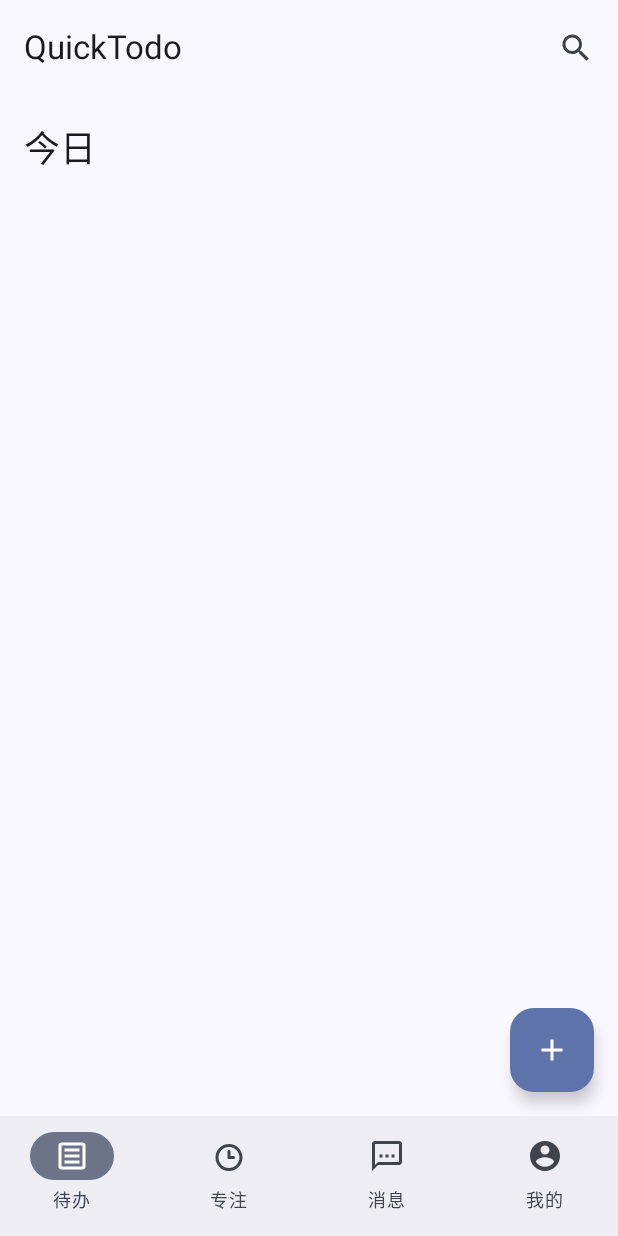
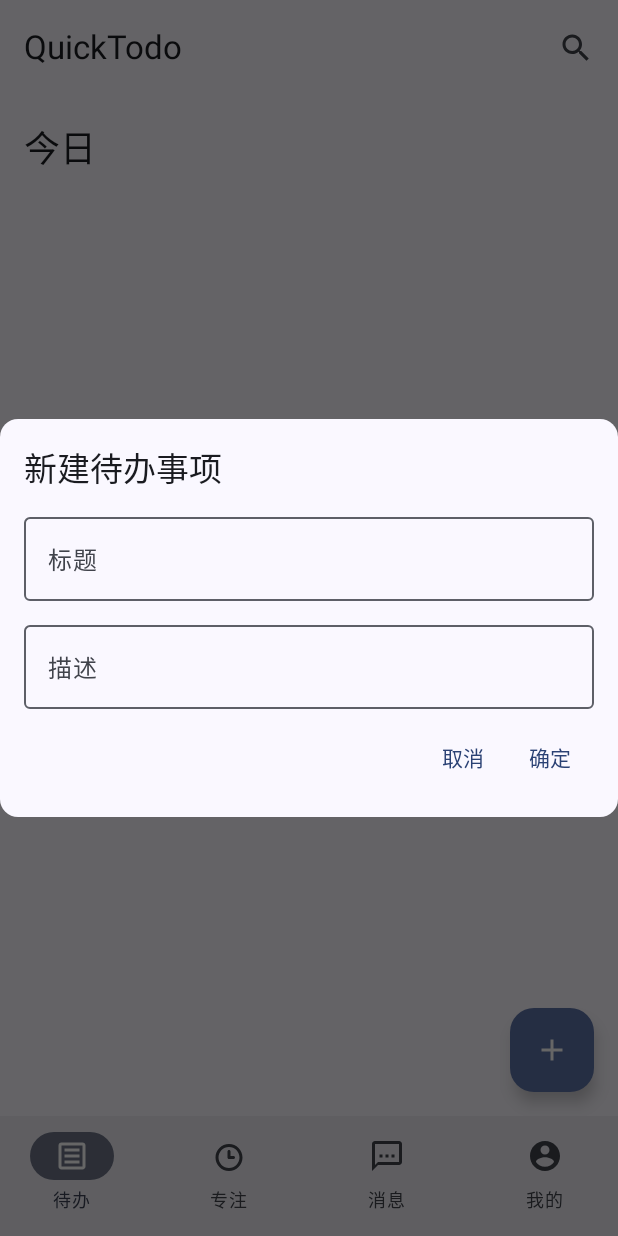
Before and after one commit to xfei33/QuickTodo, an Android app built with Jetpack Compose: the MainScreen screen opened through its navigation route, after a tap on "Add Todo", on a phone screen of 412 x 824 dp. Run offline under Robolectric (Android 15) with nearby library versions, the phone set to English and light mode, and no system bars; our stand-ins replace Dagger/Hilt's generated code, Room's generated code.

Commit message:
feat(ui): 新增新建待办事项对话框功能

```diff
--- a/app/src/main/java/com/xfei33/quicktodo/ui/main/MainScreen.kt
+++ b/app/src/main/java/com/xfei33/quicktodo/ui/main/MainScreen.kt
@@ -27,7 +27,7 @@ fun MainScreen() {
             startDestination = "todo",
             modifier = Modifier.padding(innerPadding)
         ) {
-            composable("todo") { TodoScreen(navController) }
+            composable("todo") { TodoScreen() }
             composable("focus") { FocusScreen(navController) }
             composable("message") { MessageScreen(navController) }
             composable("profile") { ProfileScreen(navController) }
--- /dev/null
+++ b/app/src/main/java/com/xfei33/quicktodo/ui/todo/NewTodoDialog.kt
@@ -0,0 +1,72 @@
+import androidx.compose.foundation.layout.Arrangement
+import androidx.compose.foundation.layout.Column
+import androidx.compose.foundation.layout.Row
+import androidx.compose.foundation.layout.fillMaxWidth
+import androidx.compose.foundation.layout.padding
+import androidx.compose.material3.MaterialTheme
+import androidx.compose.material3.OutlinedTextField
+import androidx.compose.material3.Surface
+import androidx.compose.material3.Text
+import androidx.compose.material3.TextButton
+import androidx.compose.runtime.Composable
+import androidx.compose.runtime.getValue
+import androidx.compose.runtime.mutableStateOf
+import androidx.compose.runtime.remember
+import androidx.compose.runtime.setValue
+import androidx.compose.ui.Modifier
+import androidx.compose.ui.unit.dp
+import androidx.compose.ui.window.Dialog
+import java.time.LocalDateTime
+
+@Composable
+fun NewTodoDialog(
+    onDismiss: () -> Unit,
+    onConfirm: (String, String?, LocalDateTime) -> Unit
+) {
+    var title by remember { mutableStateOf("") }
+    var description by remember { mutableStateOf("") }
+    var dueDate by remember { mutableStateOf(LocalDateTime.now()) } // 默认截止日期为当前时间
+
+    Dialog(onDismissRequest = onDismiss) {
+        Surface(
+            shape = MaterialTheme.shapes.medium,
+            modifier = Modifier.fillMaxWidth()
+        ) {
+            Column(
+                modifier = Modifier.padding(16.dp),
+                verticalArrangement = Arrangement.spacedBy(8.dp)
+            ) {
+                Text(
+                    text = "新建待办事项",
+                    style = MaterialTheme.typography.titleLarge
+                )
+                OutlinedTextField(
+                    value = title,
+                    onValueChange = { title = it },
+                    label = { Text("标题") },
+                    modifier = Modifier.fillMaxWidth()
+                )
+                OutlinedTextField(
+                    value = description,
+                    onValueChange = { description = it },
+                    label = { Text("描述") },
+                    modifier = Modifier.fillMaxWidth()
+                )
+                // TODO: 添加日期选择器
+                Row(
+                    modifier = Modifier.fillMaxWidth(),
+                    horizontalArrangement = Arrangement.End
+                ) {
+                    TextButton(onClick = onDismiss) {
+                        Text("取消")
+                    }
+                    TextButton(onClick = {
+                        onConfirm(title, description, dueDate)
+                    }) {
+                        Text("确定")
+                    }
+                }
+            }
+        }
+    }
+}
--- a/app/src/main/java/com/xfei33/quicktodo/ui/todo/TodoScreen.kt
+++ b/app/src/main/java/com/xfei33/quicktodo/ui/todo/TodoScreen.kt
@@ -1,5 +1,6 @@
 package com.xfei33.quicktodo.ui.todo
 
+import NewTodoDialog
 import androidx.compose.foundation.layout.Column
 import androidx.compose.foundation.layout.fillMaxSize
 import androidx.compose.foundation.layout.padding
@@ -15,24 +16,26 @@ import androidx.compose.material3.Text
 import androidx.compose.runtime.Composable
 import androidx.compose.runtime.collectAsState
 import androidx.compose.runtime.getValue
+import androidx.compose.runtime.mutableStateOf
+import androidx.compose.runtime.remember
+import androidx.compose.runtime.setValue
 import androidx.compose.ui.Modifier
 import androidx.compose.ui.unit.dp
 import androidx.hilt.navigation.compose.hiltViewModel
-import androidx.navigation.NavController
 import com.xfei33.quicktodo.components.AppTopBar
+import com.xfei33.quicktodo.model.Todo
 import com.xfei33.quicktodo.viewmodel.TodoViewModel
 
 @Composable
-fun TodoScreen(navController: NavController) {
+fun TodoScreen() {
     val viewModel: TodoViewModel = hiltViewModel()
     val todos by viewModel.todos.collectAsState(initial = emptyList())
+    var showDialog by remember { mutableStateOf(false) } // 控制对话框的显示和隐藏
 
     Scaffold(
-        topBar = {
-            AppTopBar(onSearchClick = { /* TODO: Implement search */ })
-        },
+        topBar = { AppTopBar(onSearchClick = { /* TODO: Search */ }) },
         floatingActionButton = {
-            FloatingActionButton(onClick = { /* TODO: Open new todo dialog */ }) {
+            FloatingActionButton(onClick = { showDialog = true }) {
                 Icon(Icons.Default.Add, contentDescription = "Add Todo")
             }
         }
@@ -45,9 +48,32 @@ fun TodoScreen(navController: NavController) {
             )
             LazyColumn(modifier = Modifier.fillMaxSize()) {
                 items(todos) { todo ->
-                    TodoCard(todo = todo, onEditClick = { /* TODO: Edit todo */ }, onDeleteClick = { viewModel.deleteTodo(it) })
+                    TodoCard(
+                        todo = todo,
+                        onEditClick = { /* TODO: Edit todo */ },
+                        onDeleteClick = { viewModel.deleteTodo(it) }
+                    )
                 }
             }
         }
     }
+
+    if (showDialog) {
+        NewTodoDialog(
+            onDismiss = { showDialog = false },
+            onConfirm = { title, description, dueDate ->
+                val newTodo = Todo(
+                    title = title,
+                    description = description,
+                    dueDate = dueDate,
+                    userId = 1, // 假设当前用户 ID 为 1
+                    priority = "Medium", // 默认优先级
+                    completed = false,
+                    tag = "General" // 默认标签
+                )
+                viewModel.addTodo(newTodo)
+                showDialog = false
+            }
+        )
+    }
 }
```
